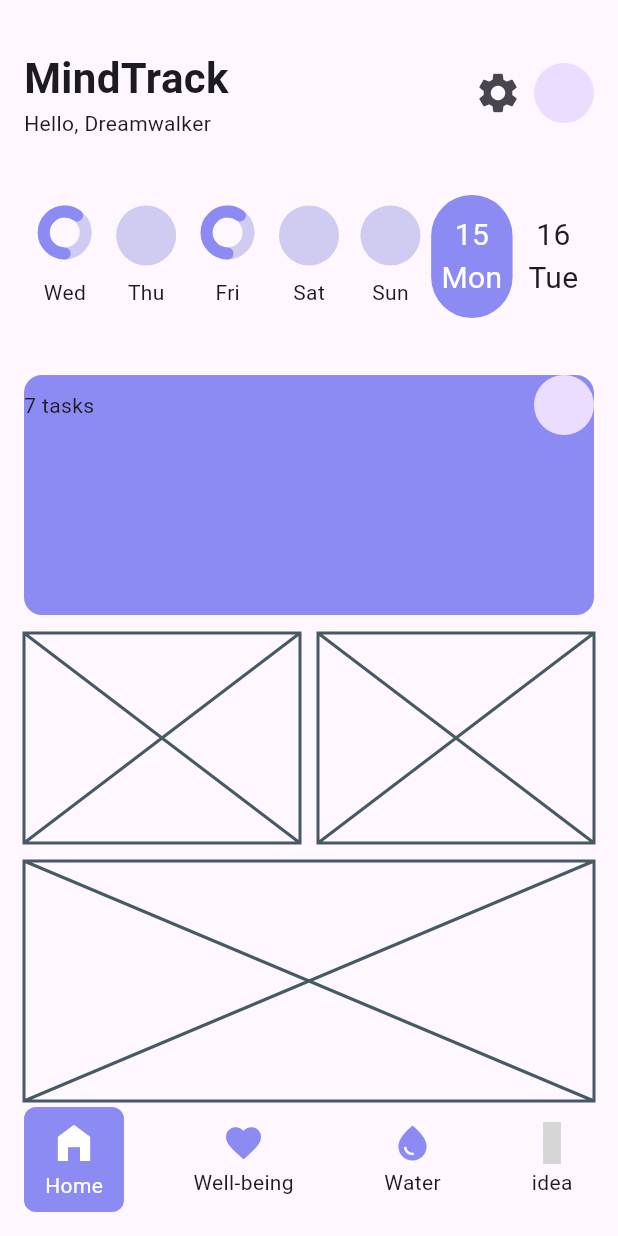
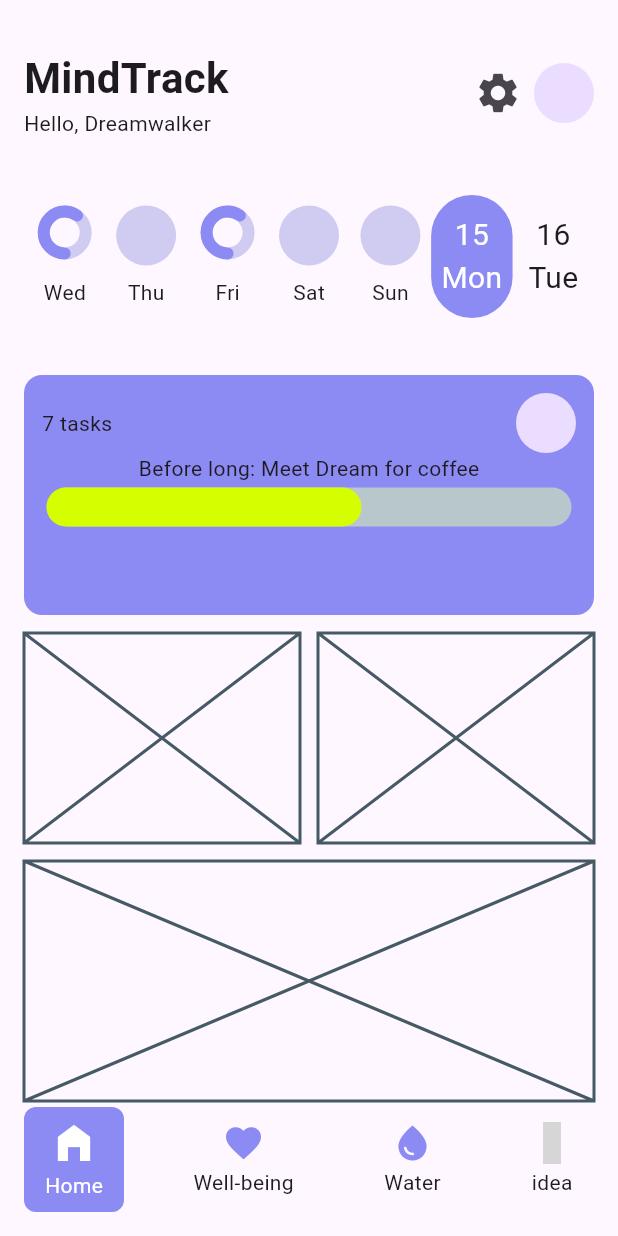
Before and after one commit to JAICHANGPARK/flutter_notebook_chapter_43, a Flutter app: the HabitJournalMainScreen screen opened directly, on a phone screen of 412 x 824 dp. Run offline on Flutter 3.47's test engine with Material 3 defaults, Android fonts, the phone set to English and light mode, and no system bars; drawn by our look-alikes of percent_indicator; our stand-ins replace gap, hugeicons; grey boxes are pictures that could not be loaded.

Commit message:
Update habit_journal_home_screen.dart

```diff
--- a/lib/ep2173_habit_journal_app/ui/home/habit_journal_home_screen.dart
+++ b/lib/ep2173_habit_journal_app/ui/home/habit_journal_home_screen.dart
@@ -2,6 +2,7 @@ import 'package:flutter/material.dart';
 import 'package:flutter_notebook_chapter_43/ep2173_habit_journal_app/habit_app_theme.dart';
 import 'package:gap/gap.dart';
 import 'package:percent_indicator/circular_percent_indicator.dart';
+import 'package:percent_indicator/linear_percent_indicator.dart';
 
 class HabitJournalHomeScreen extends StatefulWidget {
   const HabitJournalHomeScreen({super.key});
@@ -249,6 +250,7 @@ class _HabitJournalHomeScreenState extends State<HabitJournalHomeScreen> {
                   color: HabitAppTheme.primary,
                   borderRadius: BorderRadius.circular(12),
                 ),
+                padding: EdgeInsets.all(12),
                 child: Column(
                   children: [
                     Row(
@@ -257,7 +259,15 @@ class _HabitJournalHomeScreenState extends State<HabitJournalHomeScreen> {
                         Text("7 tasks"),
                         CircleAvatar(),
                       ],
-                    )
+                    ),
+                    Text("Before long: Meet Dream for coffee"),
+                    LinearPercentIndicator(
+                      lineHeight: 32,
+                      barRadius: Radius.circular(24),
+                      percent: .6,
+                      padding: EdgeInsets.all(3),
+                      progressColor: HabitAppTheme.accent,
+                    ),
                   ],
                 )),
             Gap(12),
```
